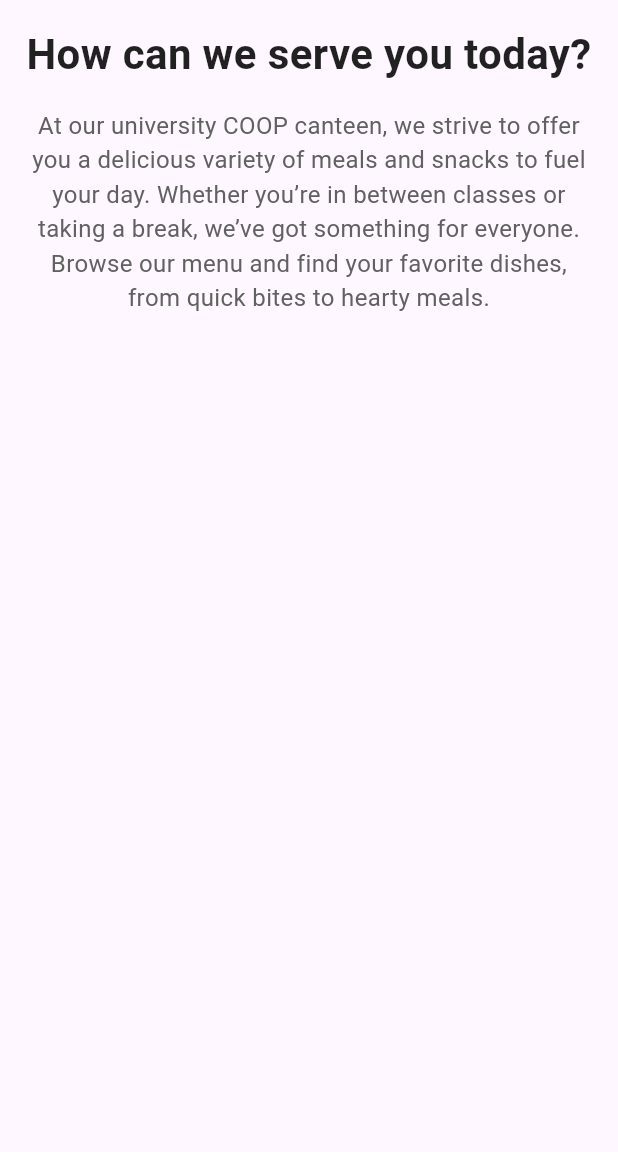
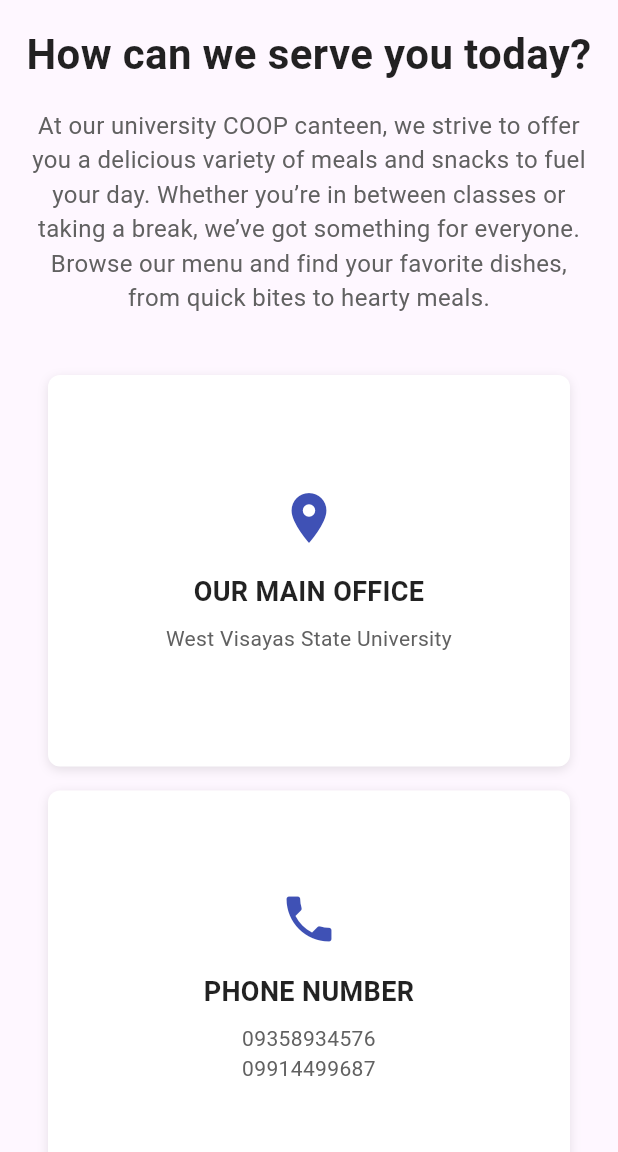
Before and after one commit to jayyy404/WVSU_Coop, a Flutter app: the ContactUsScreen screen opened by its route, on a phone screen of 412 x 824 dp, the part 84-1236 px from its top. Run offline on Flutter 3.47's test engine with Material 3 defaults, Android fonts, the phone set to English and light mode, and no system bars; our stand-ins replace cloud_firestore, firebase_auth, firebase_core, font_awesome_flutter; accounts and stored records are empty; network calls fail; statements that could not run were skipped.

Commit message:
fix AppBar overflow and improve responsiveness across screens

```diff
--- a/lib/authentication/log_in.dart
+++ b/lib/authentication/log_in.dart
@@ -166,9 +166,13 @@ class _LogInPageState extends State<LogInPage> {
                               ),
                               child: Text(
                                 _isSignUp ? 'Sign Up' : 'Log In',
-                                style: const TextStyle(fontSize: 16),
+                                style: const TextStyle(
+                                  fontSize: 16,
+                                  color: Colors.white, // Set the text color to white
+                                ),
                               ),
                             ),
+
                             const SizedBox(height: 8),
                             TextButton(
                               onPressed: _logInAsGuest,
--- a/lib/screens/contact_us.dart
+++ b/lib/screens/contact_us.dart
@@ -74,14 +74,22 @@ class ContactUsScreen extends StatelessWidget {
             const SizedBox(height: 40),
 
             // Contact Info Grid Section
-            Center(
-              child: Padding(
-                padding: const EdgeInsets.symmetric(horizontal: 200.0),
+            LayoutBuilder(
+              builder: (context, constraints) {
+                double horizontalPadding = constraints.maxWidth > 800 ? 200 : 16;
+                int crossAxisCount = constraints.maxWidth > 1000
+                    ? 3
+                    : constraints.maxWidth > 600
+                        ? 2
+                        : 1;
+
+                return Padding(
+                  padding: EdgeInsets.symmetric(horizontal: horizontalPadding),
                   child: GridView(
                     shrinkWrap: true,
                     physics: const NeverScrollableScrollPhysics(),
-                  gridDelegate: const SliverGridDelegateWithFixedCrossAxisCount(
-                    crossAxisCount: 2,
+                    gridDelegate: SliverGridDelegateWithFixedCrossAxisCount(
+                      crossAxisCount: crossAxisCount,
                       crossAxisSpacing: 16,
                       mainAxisSpacing: 16,
                       childAspectRatio: 4 / 3,
@@ -110,7 +118,8 @@ class ContactUsScreen extends StatelessWidget {
                       ),
                     ],
                   ),
-              ),
+                );
+              },
             ),
           ],
         ),
@@ -186,7 +195,9 @@ class ContactUsScreen extends StatelessWidget {
           const SizedBox(height: 8),
           isLink
               ? GestureDetector(
-                  onTap: () {},
+                  onTap: () {
+                    // Handle link tap
+                  },
                   child: Text(
                     content,
                     textAlign: TextAlign.center,
```
Also changed, not shown: lib/screens/about_us.dart (+29 -14 lines), lib/screens/stalls.dart (+44 -2 lines). Lines whose indentation alone changed are shown as unchanged.
